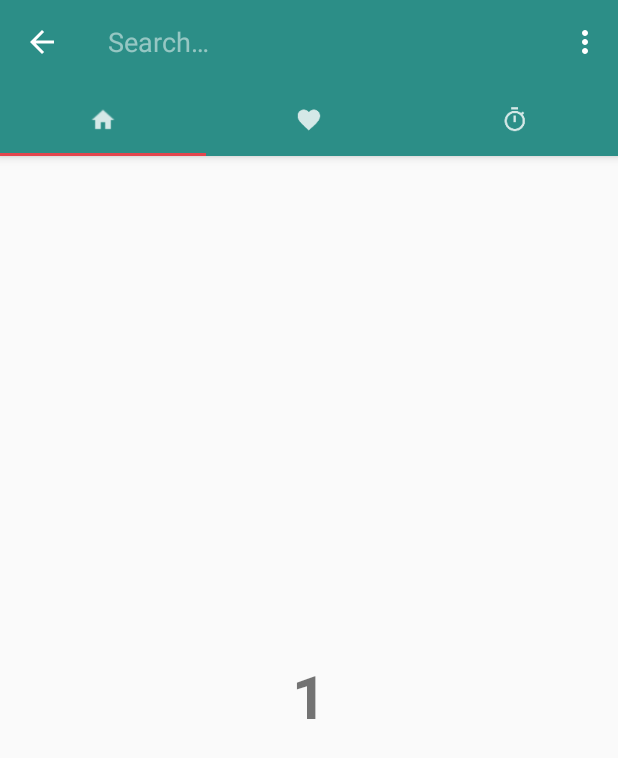
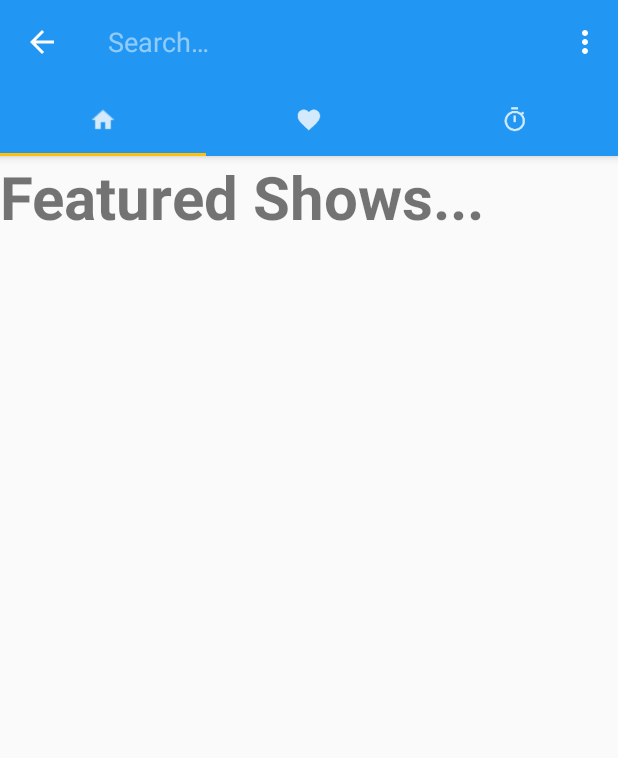
Before and after one commit to MSDOStoevsky/TVTrackr, an Android app: the MainActivity screen opened directly, with no data from a screen before it, after a tap on "Search", on a phone screen of 412 x 824 dp. Shown: the top 758 px of the screen. Run offline under Robolectric (Android 15) with nearby library versions, the phone set to English and light mode, and no system bars.

Commit message:
New Shit

```diff
--- a/TVTrackr/app/src/main/java/com/emptystudio/tvtrackr/AccessDatabase.java
+++ b/TVTrackr/app/src/main/java/com/emptystudio/tvtrackr/AccessDatabase.java
@@ -31,8 +31,9 @@ public class AccessDatabase extends SQLiteOpenHelper {
     private static final String KEY_GENRES = "genres";
     private static final String KEY_SCHEDULE = "schedule";
     private static final String KEY_AIRTIME = "airtime";
+    private static final String KEY_STATUS = "status";
     private static final String KEY_IMAGE = "image";
-    private static final String[] COLUMNS = {KEY_ID, KEY_NAME, KEY_DESCRIPTION, KEY_GENRES, KEY_SCHEDULE, KEY_AIRTIME, KEY_IMAGE};
+    private static final String[] COLUMNS = {KEY_ID, KEY_NAME, KEY_DESCRIPTION, KEY_GENRES, KEY_SCHEDULE, KEY_AIRTIME, KEY_STATUS, KEY_IMAGE};
 
     public AccessDatabase(Context context) {
         super(context, DATABASE_NAME, null, DATABASE_VERSION);
@@ -49,6 +50,7 @@ public class AccessDatabase extends SQLiteOpenHelper {
                 "genres TEXT, "+
                 "schedule TEXT, "+
                 "airtime TEXT, "+
+                "status TEXT, "+
                 "image TEXT);";
 
         // create favorites table
@@ -81,6 +83,7 @@ public class AccessDatabase extends SQLiteOpenHelper {
         values.put(KEY_GENRES, show.getGenres());
         values.put(KEY_SCHEDULE, show.getSchedule());
         values.put(KEY_AIRTIME, show.getAirTime());
+        values.put(KEY_STATUS, show.getStatus());
         values.put(KEY_IMAGE, show.getImageURL());
         // insert
         db.insert(TABLE_FAVORITES, null, values);
--- a/TVTrackr/app/src/main/java/com/emptystudio/tvtrackr/DataAdapter.java
+++ b/TVTrackr/app/src/main/java/com/emptystudio/tvtrackr/DataAdapter.java
@@ -1,22 +1,31 @@
 package com.emptystudio.tvtrackr;
 
+import android.content.Context;
+import android.content.Intent;
+import android.graphics.Bitmap;
 import android.support.v7.widget.RecyclerView;
+import android.text.Html;
+import android.util.Log;
 import android.view.LayoutInflater;
 import android.view.View;
 import android.view.ViewGroup;
+import android.widget.ImageView;
 import android.widget.TextView;
 
 import java.util.ArrayList;
 import java.util.List;
+import java.util.concurrent.ExecutionException;
 
 /**
  * Created by Dylan on 10/14/2016.
  */
 public class DataAdapter extends RecyclerView.Adapter<DataAdapter.ViewHolder> {
+    private Context context;
     private List<Show> shows = new ArrayList<>();
 
-    public DataAdapter(List<Show> shows) {
+    public DataAdapter(List<Show> shows, Context context) {
         this.shows = shows;
+        this.context = context;
     }
 
     @Override
@@ -27,8 +36,19 @@ public class DataAdapter extends RecyclerView.Adapter<DataAdapter.ViewHolder> {
 
     @Override
     public void onBindViewHolder(DataAdapter.ViewHolder viewHolder, int i) {
+        Bitmap bmp = null;
+
+        try {
+            bmp = new DownloadImageTask().execute(shows.get(i).getImageURL()).get();
+        } catch (InterruptedException e) {
+            Log.e("SearchDataAdapter", "InterruptedException");
+        } catch (ExecutionException e) {
+            Log.e("SearchDataAdapter", "ExecutionException");
+        }
+
+        viewHolder.thumbnail.setImageBitmap(bmp);
         viewHolder.name.setText(shows.get(i).getName());
-        viewHolder.schedule.setText(shows.get(i).getSchedule());
+        viewHolder.description.setText(Html.fromHtml(shows.get(i).getDescription()));
     }
 
     @Override
@@ -36,14 +56,31 @@ public class DataAdapter extends RecyclerView.Adapter<DataAdapter.ViewHolder> {
         return shows.size();
     }
 
-    public class ViewHolder extends RecyclerView.ViewHolder{
+    public class ViewHolder extends RecyclerView.ViewHolder implements View.OnClickListener{
+        private ImageView thumbnail;
         private TextView name;
-        private TextView schedule;
+        private TextView description;
 
         public ViewHolder(View view) {
             super(view);
+            view.setOnClickListener(this);
+
+            thumbnail = (ImageView)view.findViewById(R.id.show_thumbnail);
             name = (TextView)view.findViewById(R.id.show_name);
-            schedule = (TextView)view.findViewById(R.id.show_schedule);
+            description = (TextView)view.findViewById(R.id.show_description);
+        }
+
+        // Clicking on a card will start a new activity which displays the selected show in
+        // more detail as well as the follow button
+        @Override
+        public void onClick(View v) {
+            Show show = shows.get(getAdapterPosition());
+            Intent intent = new Intent(context, ShowDetailsActivity.class);
+
+            // Send the show to the show details page
+            intent.putExtra("show", show);
+
+            context.startActivity(intent);
         }
     }
 
--- a/TVTrackr/app/src/main/java/com/emptystudio/tvtrackr/MainActivity.java
+++ b/TVTrackr/app/src/main/java/com/emptystudio/tvtrackr/MainActivity.java
@@ -64,6 +64,13 @@ public class MainActivity extends AppCompatActivity {
         if (!isNetworkAvailable()) {
             Toast.makeText(MainActivity.this, "There was an error trying to connect to the internet!", Toast.LENGTH_SHORT).show();
         }
+    }
+
+    @Override
+    protected void onResume() {
+        super.onResume();
+        //ViewPager viewPager = (ViewPager) findViewById(R.id.viewpager);
+        //setupViewPager(viewPager, db.getAllFavorites());
     }
 
     @Override
@@ -148,19 +155,6 @@ public class MainActivity extends AppCompatActivity {
         }
     }
 
-    //------ button functions ------//
-
-    public void displayShows(String showname) {
-        new AccessWebsite(getBaseContext(), findViewById(R.id.root)).execute(showname);//calls the doInBackground
-    }
-
-    public void displayFavorites(View v) {
-        List<Show> favs = db.getAllFavorites();
-        TextView text = (TextView) findViewById(R.id.text);
-        text.setText(favs.toString());
-    }
-
-
     //------ augmenters ------//
 
     public boolean isNetworkAvailable() {
--- a/TVTrackr/app/src/main/java/com/emptystudio/tvtrackr/SearchResultsActivity.java
+++ b/TVTrackr/app/src/main/java/com/emptystudio/tvtrackr/SearchResultsActivity.java
@@ -100,13 +100,14 @@ public class SearchResultsActivity extends AppCompatActivity {
                     List<String> genres = parseJSONArray(show.getJSONArray("genres"));
                     List<String> days = parseJSONArray(schedule.getJSONArray("days"));
                     String airTime = schedule.getString("time");
+                    String status = show.getString("status");
                     String imageURL = show.getJSONObject("image").getString("medium");
 
                     if (description.isEmpty()) {
                         description = "<em>No description available.</em>";
                     }
 
-                    Show current = new Show(name, description, genres, days, airTime, imageURL);
+                    Show current = new Show(name, description, genres, days, airTime, status, imageURL);
                     shows.add(current);
                 } catch (JSONException e) {
                     Log.e("SearchResultsActivity", "JSONException");
--- a/TVTrackr/app/src/main/java/com/emptystudio/tvtrackr/SecondTab.java
+++ b/TVTrackr/app/src/main/java/com/emptystudio/tvtrackr/SecondTab.java
@@ -1,6 +1,7 @@
 package com.emptystudio.tvtrackr;
 
 
+import android.content.Context;
 import android.os.Bundle;
 import android.support.v4.app.Fragment;
 import android.support.v7.widget.LinearLayoutManager;
@@ -10,6 +11,7 @@ import android.view.LayoutInflater;
 import android.view.MotionEvent;
 import android.view.View;
 import android.view.ViewGroup;
+import android.widget.TextView;
 
 import java.util.List;
 
@@ -18,9 +20,12 @@ import java.util.List;
  */
 public class SecondTab extends Fragment{
 
-    private List<Show> data_set = null;
+    private List<Show> data_set;
+    private Context context = getContext();
 
-    public SecondTab() {}
+    public SecondTab() {
+        // Required empty public constructor
+    }
 
     @Override
     public void onCreate(Bundle savedInstanceState) {
@@ -36,8 +41,13 @@ public class SecondTab extends Fragment{
         recyclerView.setHasFixedSize(true);
         RecyclerView.LayoutManager layoutManager = new LinearLayoutManager(getActivity());
         recyclerView.setLayoutManager(layoutManager);
-        RecyclerView.Adapter adapter = new DataAdapter(data_set);
+        RecyclerView.Adapter adapter = new DataAdapter(data_set, context);
         recyclerView.setAdapter(adapter);
+
+        if (data_set.isEmpty()){
+            TextView noResults = (TextView) view.findViewById(R.id.fav_empty);
+            noResults.setVisibility(View.VISIBLE);
+        }
 
         recyclerView.addOnItemTouchListener(new RecyclerView.OnItemTouchListener() {
             GestureDetector gestureDetector = new GestureDetector(getActivity(), new GestureDetector.SimpleOnGestureListener() {
--- a/TVTrackr/app/src/main/res/drawable/follow.xml
+++ b/TVTrackr/app/src/main/res/drawable/follow.xml
@@ -3,7 +3,7 @@
     <item>
         <shape android:shape="rectangle" android:id="@+id/follow" >
             <corners android:radius="4dp" />
-            <gradient android:angle="-90" android:startColor="#85CA68" android:endColor="#66994F" />
+            <gradient android:angle="-90" android:startColor="#FFC107" android:endColor="#FFC107" />
         </shape>
     </item>
 </selector>
--- a/TVTrackr/app/src/main/res/drawable/following.xml
+++ b/TVTrackr/app/src/main/res/drawable/following.xml
@@ -1,9 +1,9 @@
 <?xml version="1.0" encoding="utf-8"?>
 <selector xmlns:android="http://schemas.android.com/apk/res/android">
     <item>
-        <shape android:shape="rectangle" >
+        <shape android:shape="rectangle" android:id="@+id/following">
             <corners android:radius="4dp" />
-            <gradient android:angle="-90" android:startColor="#885AB831" android:endColor="#883C7921" />
+            <gradient android:angle="-90" android:startColor="#D6A71B" android:endColor="#D6A71B" />
         </shape>
     </item>
 </selector>
--- a/TVTrackr/app/src/main/res/layout/activity_main.xml
+++ b/TVTrackr/app/src/main/res/layout/activity_main.xml
@@ -32,31 +32,4 @@
         app:layout_behavior="@string/appbar_scrolling_view_behavior"
         android:layout_below="@+id/view" />
 
-    <!--<Button
-        android:layout_width="wrap_content"
-        android:layout_height="wrap_content"
-        android:text="Search"
-        android:id="@+id/search_button"
-        android:nestedScrollingEnabled="false"
-        android:layout_below="@+id/toolbar"
-        android:layout_alignParentEnd="true" />
-
-    <EditText
-        android:layout_width="wrap_content"
-        android:layout_height="wrap_content"
-        android:hint="@string/placeholder"
-        android:id="@+id/text_box"
-        android:layout_above="@+id/fav_button"
-        android:layout_alignParentStart="true" />
-
-    <Button
-        android:layout_width="wrap_content"
-        android:layout_height="wrap_content"
-        android:text="VIEWFAV"
-        android:onClick="displayFavorites"
-        android:id="@+id/fav_button"
-        android:nestedScrollingEnabled="false"
-        android:layout_below="@+id/search_button"
-        android:layout_alignParentStart="true" />-->
-
 </RelativeLayout>
--- a/TVTrackr/app/src/main/res/layout/home_tab.xml
+++ b/TVTrackr/app/src/main/res/layout/home_tab.xml
@@ -8,9 +8,8 @@
     <TextView
         android:layout_width="wrap_content"
         android:layout_height="wrap_content"
-        android:text="1"
+        android:text="Featured Shows..."
         android:textSize="40dp"
-        android:textStyle="bold"
-        android:layout_centerInParent="true"/>
+        android:textStyle="bold"/>
 
 </RelativeLayout>
--- a/TVTrackr/app/src/main/res/values/colors.xml
+++ b/TVTrackr/app/src/main/res/values/colors.xml
@@ -1,13 +1,13 @@
 <?xml version="1.0" encoding="utf-8"?>
 <resources>
-    <color name="colorPrimary">#2C8E87</color>
-    <color name="colorPrimaryDark">#08655E</color>
-    <color name="colorAccent">#E3464E</color>
+    <color name="colorPrimary">#2196F3</color>
+    <color name="colorPrimaryDark">#1976D2</color>
+    <color name="colorAccent">#FFC107</color>
     <color name="textColorPrimary">#FFFFFF</color>
     <color name="windowBackground">#FFFFFF</color>
     <color name="navigationBarColor">#000000</color>
 
-    <color name="buttonText_follow">#1A5100</color>
-    <color name="buttonText_following">#801D5A00</color>
+    <color name="buttonText_follow">#212121</color>
+    <color name="buttonText_following">#212121</color>
     <color name="buttonText_unfollow">#000000</color>
 </resources>
```
Also changed, not shown: TVTrackr/app/src/main/java/com/emptystudio/tvtrackr/Show.java (+10 -3 lines), TVTrackr/app/src/main/java/com/emptystudio/tvtrackr/ShowDetailsActivity.java (+6 -3 lines), TVTrackr/app/src/main/java/com/emptystudio/tvtrackr/ThirdTab.java (+10 -1 lines), TVTrackr/app/src/main/res/layout/favorite_card.xml (+44 -1 lines), TVTrackr/app/src/main/res/layout/favorites_tab.xml (+10 -0 lines), TVTrackr/app/src/main/res/layout/schedule_card.xml (added, +39 -0 lines), TVTrackr/app/src/main/res/layout/schedule_tab.xml (+10 -2 lines), TVTrackr/app/src/main/res/layout/show_details_layout.xml (+21 -6 lines).
